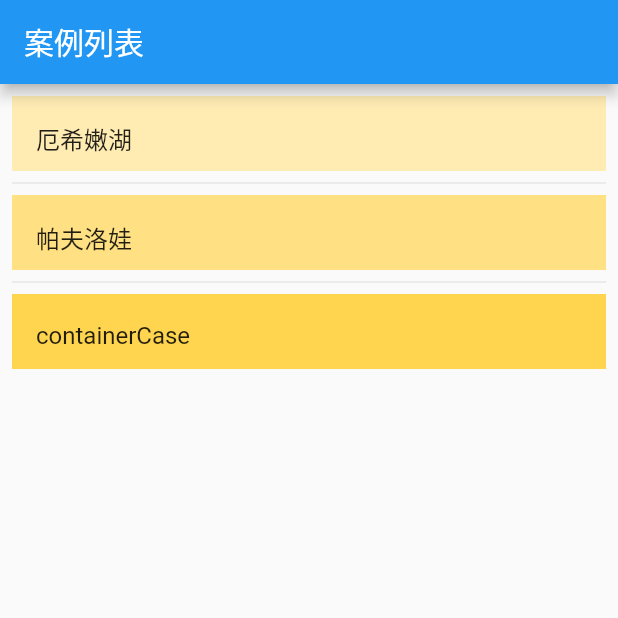
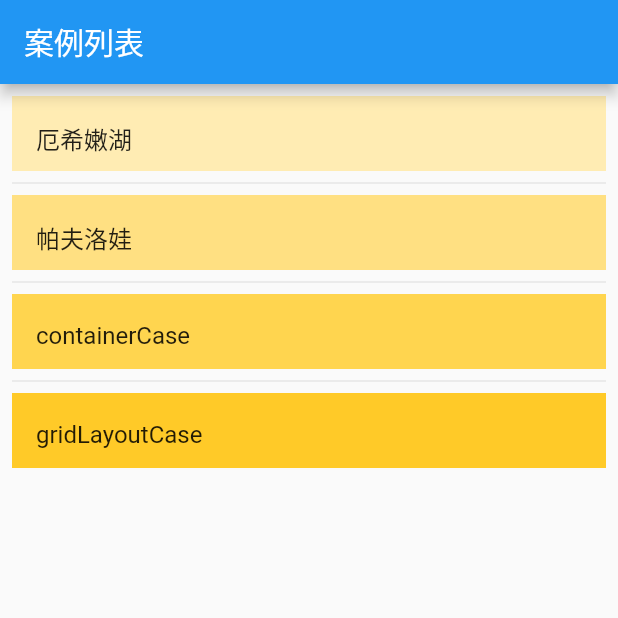
Before and after one commit to zhumuzhi/hello_flutter, a Flutter app: the screen it shows after launch, on a phone screen of 412 x 824 dp, the top half of it. Run offline on Flutter 3.47's test engine with Material 2 defaults, Android fonts, the phone set to English and light mode, and no system bars.

Commit message:
1.新建文件目录

```diff
--- a/lib/main.dart
+++ b/lib/main.dart
@@ -1,7 +1,8 @@
 import 'package:flutter/material.dart';
-import 'package:hello_flutter/buildingLayoutCase.dart';
-import 'package:hello_flutter/pavlovaLayoutCase.dart';
-import 'package:hello_flutter/containerLayoutCase.dart';
+import 'package:hello_flutter/layoutCase/buildingLayoutCase.dart';
+import 'package:hello_flutter/layoutCase/pavlovaLayoutCase.dart';
+import 'package:hello_flutter/layoutCase/containerLayoutCase.dart';
+import 'package:hello_flutter/layoutCase/gridLayoutCase.dart';
 
 // 商品数量属性；购物车信息增加商品列表信息（包括商品名称，数量及单价）输出，实现小票的基本功能。
 
@@ -39,8 +40,8 @@ class Entry {
 /// 首页ListView
 class _MyHomePageState extends State<MyHomePage> {
 
-  final List<String> entries = <String>['厄希嫩湖','帕夫洛娃','containerCase'];
-  final List<int>colorCodes = <int>[100,200,300];
+  final List<String> entries = <String>['厄希嫩湖','帕夫洛娃','containerCase','gridLayoutCase'];
+  final List<int>colorCodes = <int>[100,200,300,400];
 
   @override
   Widget build(BuildContext context) {
@@ -92,6 +93,11 @@ class ListItem extends StatelessWidget {
                 context,
                 new MaterialPageRoute(builder: (context)  => new containerCase()));
           }
+          if ('$title'.toString() == 'gridLayoutCase') {
+            Navigator.push(
+                context,
+                new MaterialPageRoute(builder: (context)  => new gridLayoutCase()));
+          }
         },
       ),
     );
```
Also changed, not shown: lib/layoutCase/gridLayoutCase.dart (added, +57 -0 lines), lib/gridLayoutCase.dart (deleted), lib/layoutCase/buildingLayoutCase.dart (renamed from lib/buildingLayoutCase.dart), lib/layoutCase/containerLayoutCase.dart (renamed from lib/containerLayoutCase.dart), lib/layoutCase/grammarCase.dart (renamed from lib/grammarCase.dart), lib/layoutCase/pavlovaLayoutCase.dart (renamed from lib/pavlovaLayoutCase.dart).
